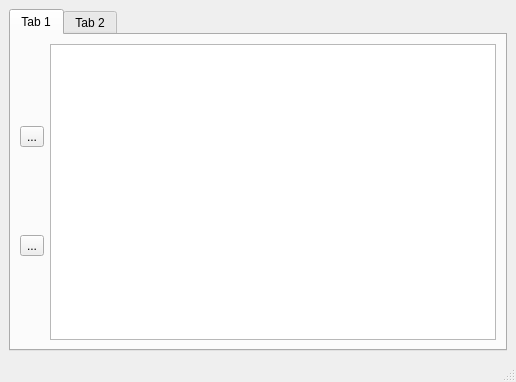
Before: the Qt Designer form logwindow.ui in Mr-Se7en/QT_Local_shop, drawn with Qt 5.
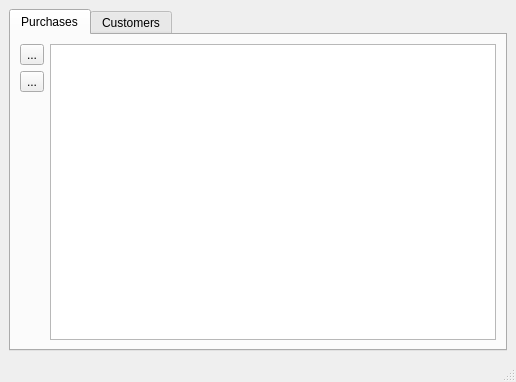
After: the same form once the commit is applied. Icons and pictures are not drawn.

The edit to the form file:
```diff
--- a/logwindow.ui
+++ b/logwindow.ui
@@ -17,6 +17,9 @@
    <layout class="QVBoxLayout" name="verticalLayout_2">
     <item>
      <widget class="QTabWidget" name="tabWidget">
+      <property name="tabPosition">
+       <enum>QTabWidget::North</enum>
+      </property>
       <property name="tabShape">
        <enum>QTabWidget::Rounded</enum>
       </property>
@@ -28,39 +31,63 @@
       </property>
       <widget class="QWidget" name="tab">
        <attribute name="title">
-        <string>Tab 1</string>
+        <string>Purchases</string>
        </attribute>
-       <layout class="QHBoxLayout" name="horizontalLayout">
-        <item>
-         <layout class="QVBoxLayout" name="verticalLayout">
-          <item>
-           <widget class="QToolButton" name="toolButton">
+       <layout class="QGridLayout" name="gridLayout">
+        <item row="2" column="0">
+         <widget class="QToolButton" name="PurchaseLogEdit">
+          <property name="toolTip">
+           <string extracomment="Edit Purchase Log"/>
+          </property>
+          <property name="whatsThis">
+           <string extracomment="Edit Purchase Log"/>
+          </property>
             <property name="text">
              <string>...</string>
             </property>
             <property name="icon">
              <iconset resource="images.qrc">
-              <normaloff>:/Images/Icons/icons8-done-96.png</normaloff>:/Images/Icons/icons8-done-96.png</iconset>
-            </property>
-           </widget>
-          </item>
-          <item>
-           <widget class="QToolButton" name="toolButton_2">
-            <property name="text">
-             <string>...</string>
-            </property>
-           </widget>
-          </item>
-         </layout>
-        </item>
-        <item>
+            <normaloff>:/Images/Icons/icons8-edit-96.png</normaloff>:/Images/Icons/icons8-edit-96.png</iconset>
+          </property>
+          <property name="iconSize">
+           <size>
+            <width>16</width>
+            <height>16</height>
+           </size>
+          </property>
+          <property name="toolButtonStyle">
+           <enum>Qt::ToolButtonIconOnly</enum>
+          </property>
+          <property name="autoRaise">
+           <bool>false</bool>
+          </property>
+         </widget>
+        </item>
+        <item row="1" column="1" rowspan="3">
          <widget class="QTableWidget" name="tableWidget"/>
         </item>
+        <item row="1" column="0">
+         <widget class="QToolButton" name="PurchaseLogRemove">
+          <property name="toolTip">
+           <string extracomment="Remove Purchase Log"/>
+          </property>
+          <property name="whatsThis">
+           <string extracomment="Remove Purchase Log"/>
+          </property>
+          <property name="text">
+           <string>...</string>
+          </property>
+          <property name="icon">
+           <iconset resource="images.qrc">
+            <normaloff>:/Images/Icons/icons8-minus-96.png</normaloff>:/Images/Icons/icons8-minus-96.png</iconset>
+          </property>
+         </widget>
+        </item>
        </layout>
       </widget>
       <widget class="QWidget" name="tab_2">
        <attribute name="title">
-        <string>Tab 2</string>
+        <string>Customers</string>
        </attribute>
        <layout class="QHBoxLayout" name="horizontalLayout_2">
         <item>
```
Left out of the diff: 16 changed lines with no effect on the pictures. Lines whose indentation alone changed are shown as unchanged.
